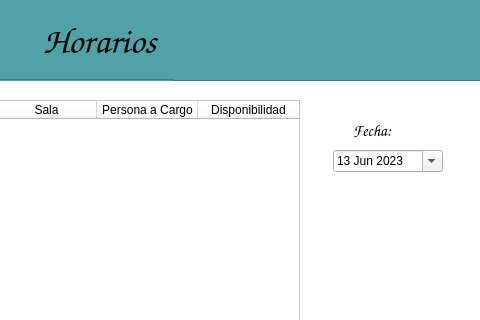
Qt form ui/Horarios.ui (Pewiz/ClinicaVeterinariaTerminada) before a commit; both pictures show x 217 to 697 and y 0 to 320 of the 697 by 509 pixel window.
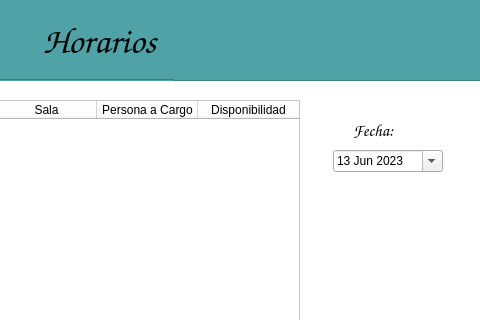
The same form after that commit. Icons and pictures are not drawn.

```diff
--- a/ui/Horarios.ui
+++ b/ui/Horarios.ui
@@ -294,14 +294,14 @@
       <rect>
        <x>570</x>
        <y>110</y>
-       <width>51</width>
+       <width>61</width>
        <height>41</height>
       </rect>
      </property>
      <property name="font">
       <font>
        <family>Comic Sans MS</family>
-       <pointsize>12</pointsize>
+       <pointsize>13</pointsize>
       </font>
      </property>
      <property name="cursor">
```
Left out of the diff: 10 changed lines with no effect on the pictures.
